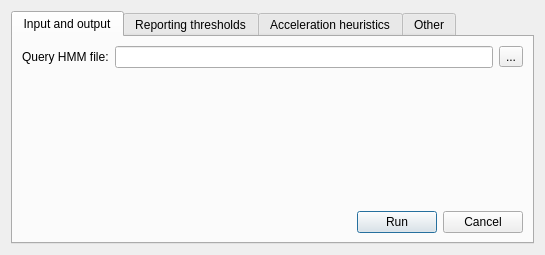
This is src/plugins_3rdparty/hmm3/src/search/ui/UHMM3SearchDialog.ui in dualword/ugene-qt4 as Qt 5 draws it before an edit. The edited form follows.
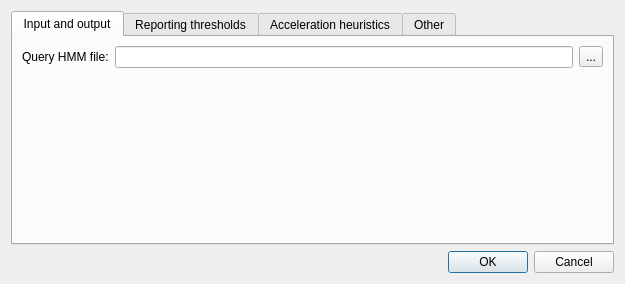
This is the edited form.

The edit to the form file:
```diff
--- a/src/plugins_3rdparty/hmm3/src/search/ui/UHMM3SearchDialog.ui
+++ b/src/plugins_3rdparty/hmm3/src/search/ui/UHMM3SearchDialog.ui
@@ -6,20 +6,35 @@
    <rect>
     <x>0</x>
     <y>0</y>
-    <width>545</width>
-    <height>255</height>
+    <width>625</width>
+    <height>371</height>
    </rect>
   </property>
+  <property name="sizePolicy">
+   <sizepolicy hsizetype="Preferred" vsizetype="Preferred">
+    <horstretch>0</horstretch>
+    <verstretch>0</verstretch>
+   </sizepolicy>
+  </property>
   <property name="windowTitle">
-   <string>Dialog</string>
+   <string>HMM3 Search</string>
   </property>
-  <layout class="QHBoxLayout" name="horizontalLayout">
+  <layout class="QVBoxLayout" name="verticalLayout_7">
+   <property name="sizeConstraint">
+    <enum>QLayout::SetMinAndMaxSize</enum>
+   </property>
    <item>
     <widget class="QTabWidget" name="tabWidget">
+     <property name="sizePolicy">
+      <sizepolicy hsizetype="Expanding" vsizetype="Maximum">
+       <horstretch>0</horstretch>
+       <verstretch>0</verstretch>
+      </sizepolicy>
+     </property>
      <property name="sizeHint" stdset="0">
       <size>
-       <width>449</width>
-       <height>309</height>
+       <width>601</width>
+       <height>320</height>
       </size>
      </property>
      <property name="tabShape">
@@ -29,10 +44,19 @@
       <number>0</number>
      </property>
      <widget class="QWidget" name="inputAndOutputTab">
+      <property name="sizePolicy">
+       <sizepolicy hsizetype="Preferred" vsizetype="Preferred">
+        <horstretch>0</horstretch>
+        <verstretch>0</verstretch>
+       </sizepolicy>
+      </property>
       <attribute name="title">
        <string>Input and output</string>
       </attribute>
       <layout class="QVBoxLayout" name="verticalLayout_5">
+       <property name="sizeConstraint">
+        <enum>QLayout::SetMinAndMaxSize</enum>
+       </property>
        <item>
         <layout class="QHBoxLayout" name="horizontalLayout_12">
          <item>
@@ -56,50 +80,9 @@
        </item>
        <item>
         <layout class="QVBoxLayout" name="verticalLayout_2">
-         <item>
-          <spacer name="verticalSpacer">
-           <property name="orientation">
-            <enum>Qt::Vertical</enum>
-           </property>
-           <property name="sizeHint" stdset="0">
-            <size>
-             <width>20</width>
-             <height>13</height>
-            </size>
-           </property>
-          </spacer>
-         </item>
-         <item>
-          <layout class="QHBoxLayout" name="horizontalLayout_2">
-           <item>
-            <spacer name="horizontalSpacer">
-             <property name="orientation">
-              <enum>Qt::Horizontal</enum>
-             </property>
-             <property name="sizeHint" stdset="0">
-              <size>
-               <width>40</width>
-               <height>20</height>
-              </size>
-             </property>
-            </spacer>
-           </item>
-           <item>
-            <widget class="QPushButton" name="searchButton">
-             <property name="text">
-              <string>Run</string>
-             </property>
-            </widget>
-           </item>
-           <item>
-            <widget class="QPushButton" name="cancelButton">
-             <property name="text">
-              <string>Cancel</string>
-             </property>
-            </widget>
-           </item>
-          </layout>
-         </item>
+         <property name="sizeConstraint">
+          <enum>QLayout::SetMinAndMaxSize</enum>
+         </property>
         </layout>
        </item>
       </layout>
@@ -109,6 +92,9 @@
        <string>Reporting thresholds</string>
       </attribute>
       <layout class="QVBoxLayout" name="verticalLayout_3">
+       <property name="sizeConstraint">
+        <enum>QLayout::SetMinAndMaxSize</enum>
+       </property>
        <item>
         <layout class="QHBoxLayout" name="horizontalLayout_3">
          <item>
@@ -191,7 +177,7 @@
             </sizepolicy>
            </property>
            <property name="text">
-            <string>score threshold:</string>
+            <string>Score threshold:</string>
            </property>
           </widget>
          </item>
@@ -240,7 +226,7 @@
             </sizepolicy>
            </property>
            <property name="text">
-            <string>use profile's GA gathering cutoffs to set score treshold</string>
+            <string>Use profile's GA gathering cutoffs</string>
            </property>
           </widget>
          </item>
@@ -276,7 +262,7 @@
             </sizepolicy>
            </property>
            <property name="text">
-            <string>use profile's NC noise cutoffs to set score treshold</string>
+            <string>Use profile's NC noise cutoffs</string>
            </property>
           </widget>
          </item>
@@ -306,7 +292,7 @@
             <bool>false</bool>
            </property>
            <property name="text">
-            <string>use profile's TC trusted cutoffs to set score treshold</string>
+            <string>Use profile's TC trusted cutoffs</string>
            </property>
           </widget>
          </item>
@@ -323,7 +309,7 @@
             </sizepolicy>
            </property>
            <property name="text">
-            <string> set number of significant seqs, for domain E-value calculation:</string>
+            <string>Number of significant sequences for domain E-value calculation</string>
            </property>
           </widget>
          </item>
@@ -346,8 +332,8 @@
          </property>
          <property name="sizeHint" stdset="0">
           <size>
-           <width>20</width>
-           <height>5</height>
+           <width>1</width>
+           <height>1</height>
           </size>
          </property>
         </spacer>
@@ -359,6 +345,9 @@
        <string>Acceleration heuristics</string>
       </attribute>
       <layout class="QVBoxLayout" name="verticalLayout_4">
+       <property name="sizeConstraint">
+        <enum>QLayout::SetMinAndMaxSize</enum>
+       </property>
        <item>
         <widget class="QCheckBox" name="nobiasCheckBox">
          <property name="sizePolicy">
@@ -498,8 +487,8 @@
          </property>
          <property name="sizeHint" stdset="0">
           <size>
-           <width>20</width>
-           <height>33</height>
+           <width>1</width>
+           <height>1</height>
           </size>
          </property>
         </spacer>
@@ -511,8 +500,14 @@
        <string>Other</string>
       </attribute>
       <layout class="QVBoxLayout" name="verticalLayout">
+       <property name="sizeConstraint">
+        <enum>QLayout::SetMinAndMaxSize</enum>
+       </property>
        <item>
         <layout class="QVBoxLayout" name="verticalLayout_6">
+         <property name="sizeConstraint">
+          <enum>QLayout::SetMinAndMaxSize</enum>
+         </property>
          <item>
           <layout class="QHBoxLayout" name="horizontalLayout_15">
            <item>
@@ -524,7 +519,7 @@
               </sizepolicy>
              </property>
              <property name="text">
-              <string>random generator seed:</string>
+              <string>Random generator seed</string>
              </property>
             </widget>
            </item>
@@ -567,7 +562,7 @@
               </sizepolicy>
              </property>
              <property name="text">
-              <string>* if 0: one-time arbitrary seed used</string>
+              <string>* 0 means that one-time arbitrary seed will be used</string>
              </property>
             </widget>
            </item>
@@ -582,8 +577,8 @@
          </property>
          <property name="sizeHint" stdset="0">
           <size>
-           <width>20</width>
-           <height>208</height>
+           <width>1</width>
+           <height>1</height>
           </size>
          </property>
         </spacer>
@@ -592,6 +587,13 @@
      </widget>
     </widget>
    </item>
+   <item>
+    <widget class="QDialogButtonBox" name="buttonBox">
+     <property name="standardButtons">
+      <set>QDialogButtonBox::Cancel|QDialogButtonBox::Ok</set>
+     </property>
+    </widget>
+   </item>
   </layout>
  </widget>
  <resources/>
```
